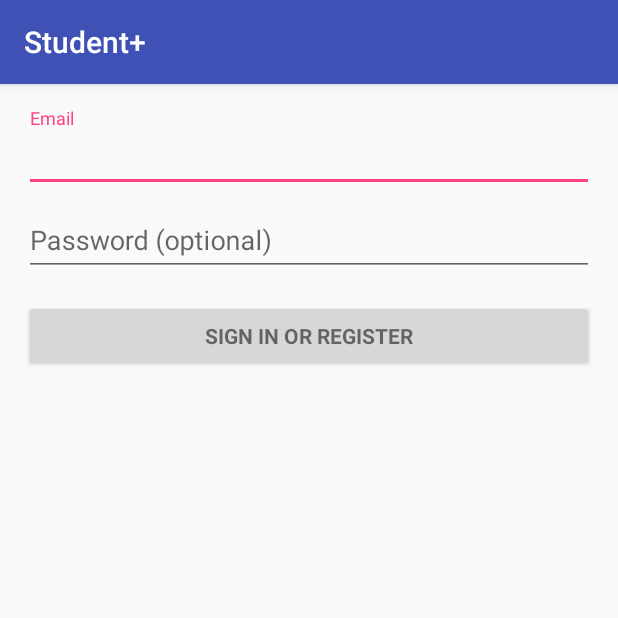
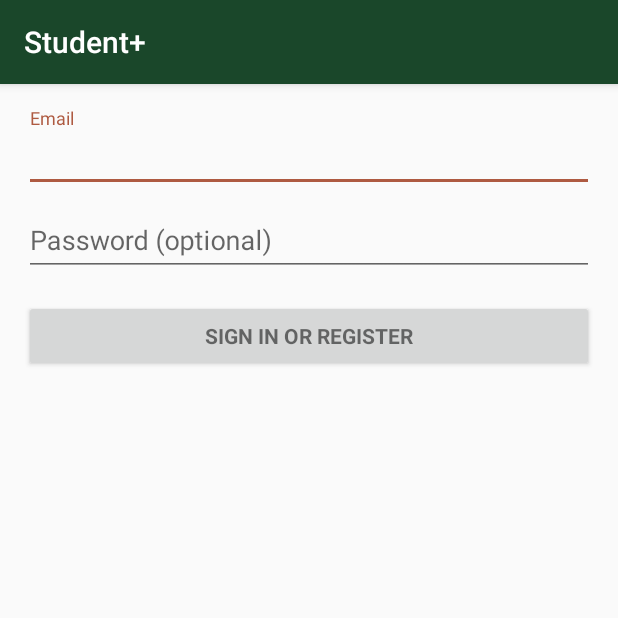
Before and after one commit to KarolinaStepien/StudentPlus, an Android app: the screen it shows after launch (LoginActivity), on a phone screen of 412 x 824 dp, the top half of it. Run offline under Robolectric (Android 15) with nearby library versions, the phone set to English and light mode, and no system bars; 2 statements that could not run were skipped.

Commit message:
colors change

```diff
--- a/app/src/main/java/com/example/admin/student/LoginActivity.java
+++ b/app/src/main/java/com/example/admin/student/LoginActivity.java
@@ -333,7 +333,7 @@ public class LoginActivity extends AppCompatActivity implements LoaderCallbacks<
             showProgress(false);
 
             if (success) {
-                finish();
+                //finish();
             } else {
                 mPasswordView.setError(getString(R.string.error_incorrect_password));
                 mPasswordView.requestFocus();
--- a/app/src/main/res/values/colors.xml
+++ b/app/src/main/res/values/colors.xml
@@ -1,6 +1,6 @@
 <?xml version="1.0" encoding="utf-8"?>
 <resources>
-    <color name="colorPrimary">#3F51B5</color>
-    <color name="colorPrimaryDark">#303F9F</color>
-    <color name="colorAccent">#FF4081</color>
+    <color name="colorPrimary">#1a472a</color>
+    <color name="colorPrimaryDark">#2a623d</color>
+    <color name="colorAccent">#ae5a41</color>
 </resources>
```
